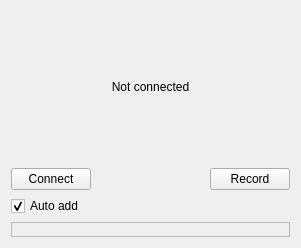
Qt form src/widgets/recmonitor_ui.ui (KDE/kdenlive) before a commit.
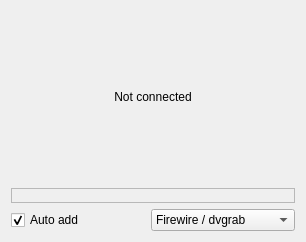
The same form after that commit. Custom widgets are drawn as their Qt base class.

Commit message: User can now control video4linux webcams and firewire cams from the record monitor (only HDV firewire for now, DV will come soon)

```diff
--- a/src/widgets/recmonitor_ui.ui
+++ b/src/widgets/recmonitor_ui.ui
@@ -5,12 +5,12 @@
    <rect>
     <x>0</x>
     <y>0</y>
-    <width>301</width>
-    <height>248</height>
+    <width>306</width>
+    <height>242</height>
    </rect>
   </property>
-  <layout class="QGridLayout" name="gridLayout" >
-   <item row="0" column="0" colspan="4" >
+  <layout class="QGridLayout" name="gridLayout_2" >
+   <item row="0" column="0" colspan="2" >
     <widget class="QLabel" name="video_frame" >
      <property name="text" >
       <string>Not connected</string>
@@ -20,35 +20,8 @@
      </property>
     </widget>
    </item>
-   <item row="1" column="0" >
-    <widget class="KPushButton" name="buttonConnect" >
-     <property name="text" >
-      <string>Connect</string>
-     </property>
-    </widget>
-   </item>
-   <item row="1" column="2" >
-    <spacer name="horizontalSpacer" >
-     <property name="orientation" >
-      <enum>Qt::Horizontal</enum>
-     </property>
-     <property name="sizeHint" stdset="0" >
-      <size>
-       <width>40</width>
-       <height>20</height>
-      </size>
-     </property>
-    </spacer>
-   </item>
-   <item row="1" column="3" >
-    <widget class="KPushButton" name="buttonRec" >
-     <property name="text" >
-      <string>Record</string>
-     </property>
-    </widget>
-   </item>
-   <item row="3" column="0" colspan="4" >
-    <widget class="QFrame" name="control_frame" >
+   <item row="1" column="0" colspan="2" >
+    <widget class="QFrame" name="control_frame_firewire" >
      <property name="sizePolicy" >
       <sizepolicy vsizetype="Maximum" hsizetype="Preferred" >
        <horstretch>0</horstretch>
@@ -79,13 +52,27 @@
      </property>
     </widget>
    </item>
+   <item row="2" column="1" >
+    <widget class="KComboBox" name="device_selector" >
+     <item>
+      <property name="text" >
+       <string>Firewire / dvgrab</string>
+      </property>
+     </item>
+     <item>
+      <property name="text" >
+       <string>Video4Linux / ffmpeg</string>
+      </property>
+     </item>
+    </widget>
+   </item>
   </layout>
  </widget>
  <customwidgets>
   <customwidget>
-   <class>KPushButton</class>
-   <extends>QPushButton</extends>
-   <header>kpushbutton.h</header>
+   <class>KComboBox</class>
+   <extends>QComboBox</extends>
+   <header>kcombobox.h</header>
   </customwidget>
  </customwidgets>
  <resources/>
```
The commit also changes 4 other files.
